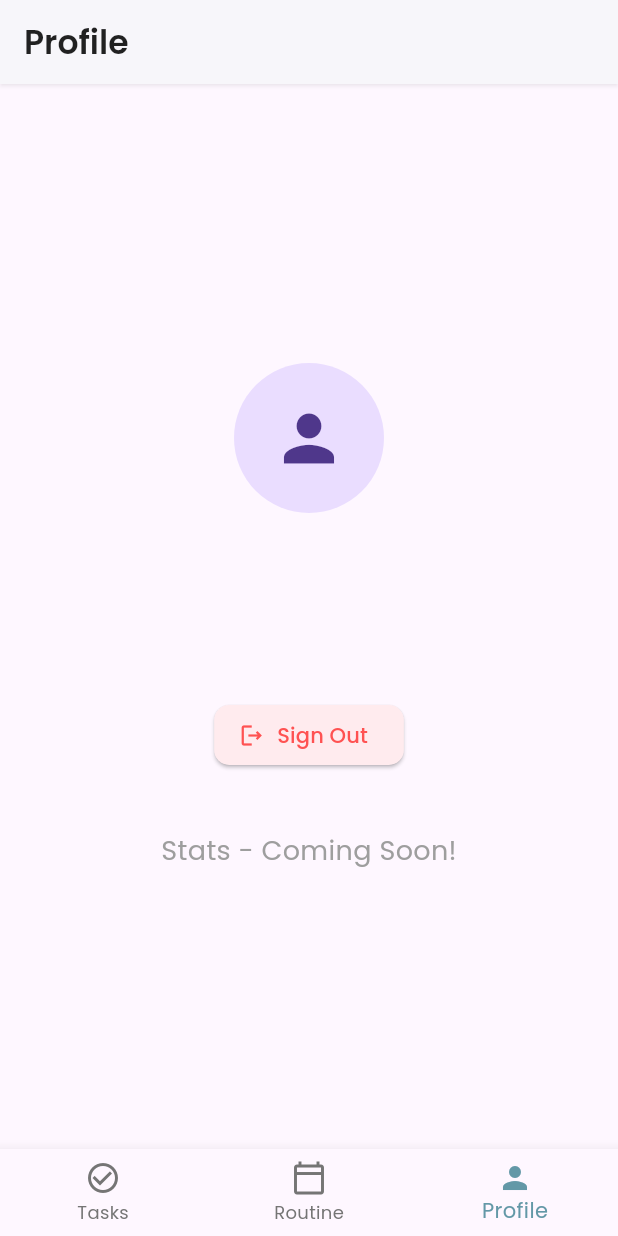
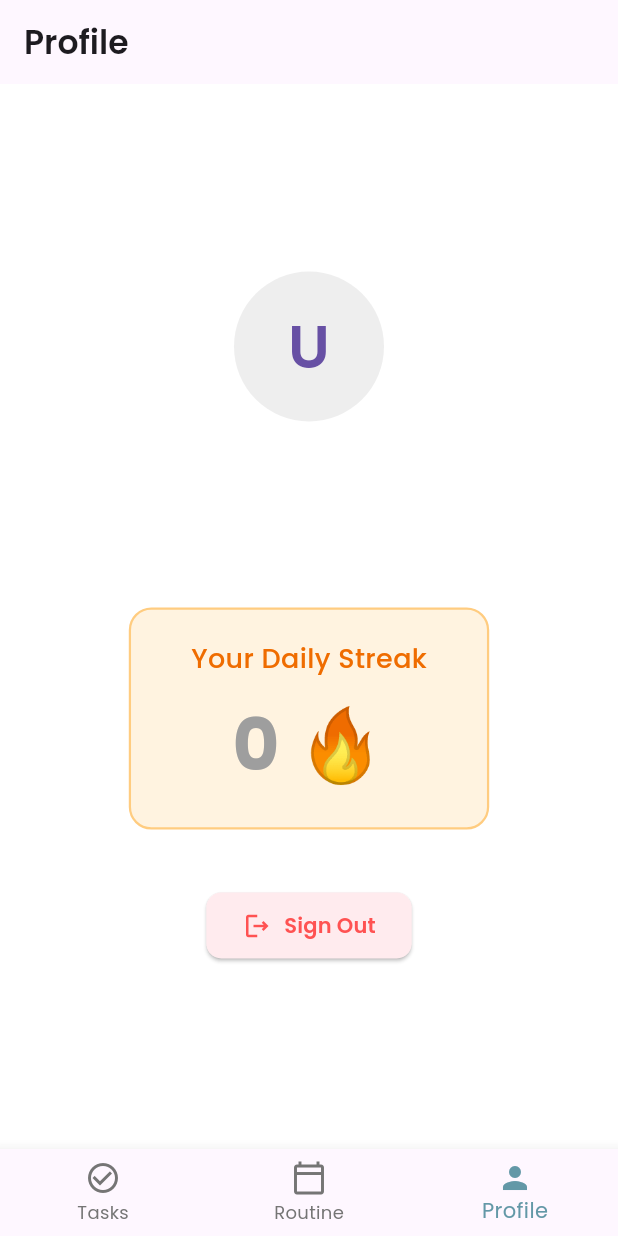
Before and after one commit to Faizan-Khan0007/focsy-app, a Flutter app: the screen it shows once a user with an empty profile is signed in, item 3 of the bottom bar chosen, after a tap on "Sign Out", on a phone screen of 412 x 824 dp. Run offline on Flutter 3.47's test engine with Material 3 defaults, Android fonts, the light colour scheme and no system bars; our stand-ins replace another_flushbar, audioplayers, cloud_firestore, firebase_auth, firebase_core, flutter_slidable and 3 more; accounts and stored records are empty.

Commit message:
Daily quote and Daily Streak feat

```diff
--- a/lib/features/auth/services/auth_service.dart
+++ b/lib/features/auth/services/auth_service.dart
@@ -1,5 +1,6 @@
 // ignore_for_file: use_build_context_synchronously
 
+import 'package:cloud_firestore/cloud_firestore.dart';
 import 'package:firebase_auth/firebase_auth.dart';
 import 'package:flutter/material.dart';
 import 'package:google_sign_in/google_sign_in.dart';
@@ -9,6 +10,7 @@
 class AuthService {
   final FirebaseAuth _auth = FirebaseAuth.instance;
   final GoogleSignIn _googleSignIn = GoogleSignIn();
+  final FirebaseFirestore _firestore = FirebaseFirestore.instance;
   Future<void> signUpUserAndSendOTP({
     required BuildContext context,
     required String email,
@@ -19,6 +21,15 @@
     try {
       UserCredential userCredential = await _auth.createUserWithEmailAndPassword(email: email, password: password);
       await userCredential.user?.updateDisplayName(name);
+      //creating a users document in firestore
+      await _firestore.collection('users').doc(userCredential.user!.uid).set({
+           'uid':userCredential.user!.uid,
+           'name':name,
+           'email':email,
+           'phoneNumber':phoneNumber,
+           'currentStreak':1,
+           'lastLoginDate':Timestamp.now()
+      });
       showTopFlushbar(context, "Sign up successful!");
     }on FirebaseAuthException catch (e) {
       showTopFlushbar(context, e.message??"An error occured during sign up.");
@@ -72,7 +83,17 @@
         idToken: googleAuth.idToken,
       );
 
-      await _auth.signInWithCredential(credential);
+      final UserCredential userCredential=  await _auth.signInWithCredential(credential);
+      if(userCredential.additionalUserInfo?.isNewUser==true){
+        await _firestore.collection('users').doc(userCredential.user!.uid).set({
+          'uid':userCredential.user!.uid,
+          'name':userCredential.user?.displayName ?? 'Google User',
+          'email':userCredential.user?.email??'',
+          'phoneNumber':userCredential.user?.phoneNumber??'',
+          'currentStreak':1,
+          'lastLoginDate':Timestamp.now()
+        });
+      }
       showTopFlushbar(context, "Google Sign in successful!");
     } on FirebaseAuthException catch(e){
       showTopFlushbar(context, e.message?? "Google Sign in failed.");
--- a/lib/features/navbar/screens/navbar_screen.dart
+++ b/lib/features/navbar/screens/navbar_screen.dart
@@ -1,5 +1,6 @@
 import 'package:flutter/material.dart';
 import 'package:my_todo_app/features/profile/screens/profile_screen.dart';
+import 'package:my_todo_app/features/profile/services/profile_service.dart';
 import 'package:my_todo_app/features/routine/screens/routine_screen.dart';
 import 'package:my_todo_app/features/tasks/screens/tasks_screen.dart';
 import 'package:my_todo_app/providers/nav_bar_provider.dart';
@@ -14,7 +15,18 @@ class NavBarScreen extends StatefulWidget {
 
 class _NavBarScreenState extends State<NavBarScreen> {
 
-
+  final ProfileService _profileService = ProfileService();
+  @override
+  void initState() {
+    super.initState();
+    WidgetsBinding.instance.addPostFrameCallback((timeStamp) {
+      _checkStreakSilently();
+    },);
+  }
+   void _checkStreakSilently() async {
+    await _profileService.checkAndUpdateStreak();
+    print("Streak check complete.");
+  }
   static const List<Widget> _widgetOptions = <Widget>[
     TasksScreen(),
     RoutineScreen(),
--- /dev/null
+++ b/lib/features/navbar/widgets/daile_quote_dialog.dart
@@ -0,0 +1,81 @@
+import 'dart:math';
+import 'package:flutter/material.dart';
+import 'package:google_fonts/google_fonts.dart';
+
+class DailyQuoteDialog extends StatelessWidget {
+  const DailyQuoteDialog({super.key});
+
+  // A hardcoded list of quotes for V1
+  static const List<Map<String, String>> _quotes = [
+    {
+      'quote': 'The secret to getting ahead is getting started.',
+      'author': 'Mark Twain',
+    },
+    {
+      'quote': 'You don\'t have to be great to start, but you have to start to be great.',
+      'author': 'Zig Ziglar',
+    },
+    {
+      'quote': 'Focus on being productive instead of busy.',
+      'author': 'Tim Ferriss',
+    },
+    {
+      'quote': 'A year from now you may wish you had started today.',
+      'author': 'Karen Lamb',
+    },
+    {
+      'quote': 'Discipline is the bridge between goals and accomplishment.',
+      'author': 'Jim Rohn',
+    }
+  ];
+
+  @override
+  Widget build(BuildContext context) {
+    // Pick a random quote
+    final randomQuote = _quotes[Random().nextInt(_quotes.length)];
+
+    return AlertDialog(
+      shape: RoundedRectangleBorder(borderRadius: BorderRadius.circular(20)),
+      title: Text(
+        "Start Your Day!",
+        style: GoogleFonts.poppins(fontWeight: FontWeight.bold),
+      ),
+      content: Column(
+        mainAxisSize: MainAxisSize.min,
+        children: [
+          Text(
+            '"${randomQuote['quote']}"',
+            textAlign: TextAlign.center,
+            style: GoogleFonts.poppins(
+              fontSize: 18,
+              fontStyle: FontStyle.italic,
+            ),
+          ),
+          const SizedBox(height: 10),
+          Text(
+            "- ${randomQuote['author']}",
+            style: GoogleFonts.poppins(
+              fontSize: 14,
+              fontWeight: FontWeight.w500,
+            ),
+          ),
+        ],
+      ),
+      actions: [
+        TextButton(
+          onPressed: () {
+            Navigator.of(context).pop(); // Close the dialog
+          },
+          child: Text(
+            "Let's Go!",
+            style: GoogleFonts.poppins(
+              fontWeight: FontWeight.bold,
+              fontSize: 16,
+              color: Theme.of(context).primaryColor,
+            ),
+          ),
+        ),
+      ],
+    );
+  }
+}
--- a/lib/features/profile/screens/profile_screen.dart
+++ b/lib/features/profile/screens/profile_screen.dart
@@ -1,9 +1,9 @@
-// ignore_for_file: deprecated_member_use
-
+import 'package:cloud_firestore/cloud_firestore.dart';
 import 'package:firebase_auth/firebase_auth.dart';
 import 'package:flutter/material.dart';
 import 'package:google_fonts/google_fonts.dart';
-import 'package:my_todo_app/features/auth/services/auth_service.dart'; // Import AuthService
+import 'package:my_todo_app/features/auth/services/auth_service.dart';
+import 'package:my_todo_app/features/profile/services/profile_service.dart';
 
 class ProfileScreen extends StatelessWidget {
   const ProfileScreen({super.key});
@@ -11,63 +11,135 @@ class ProfileScreen extends StatelessWidget {
   @override
   Widget build(BuildContext context) {
     final User? currentUser = FirebaseAuth.instance.currentUser;
-    final AuthService authService = AuthService(); // Instantiate AuthService
-
+    final AuthService authService = AuthService();
+    final ProfileService profileService = ProfileService();
     return Scaffold(
+      backgroundColor: Colors.white, // Set background
       appBar: AppBar(
         title: Text(
           "Profile",
           style: GoogleFonts.poppins(fontWeight: FontWeight.w600),
         ),
-        backgroundColor: Colors.white,
-        foregroundColor: Colors.black87,
-        elevation: 1,
-        shadowColor: Colors.grey.withOpacity(0.2),
+        // Remove the back arrow
+        automaticallyImplyLeading: false,
       ),
       body: Center(
+        child: Padding(
+          padding: const EdgeInsets.symmetric(horizontal: 24.0),
           child: Column(
             mainAxisAlignment: MainAxisAlignment.center,
+            crossAxisAlignment: CrossAxisAlignment.center,
             children: [
               CircleAvatar(
                 radius: 50,
-              // Add user profile picture if available (e.g., from Google Sign In)
                 backgroundImage: currentUser?.photoURL != null
                     ? NetworkImage(currentUser!.photoURL!)
-                  : null, // Placeholder or default image
+                    : null,
+                backgroundColor: Colors.grey[200],
                 child: currentUser?.photoURL == null
-                  ? const Icon(Icons.person, size: 50)
+                    ? Text(
+                        currentUser?.displayName?.isNotEmpty == true
+                            ? currentUser!.displayName![0].toUpperCase()
+                            : "U",
+                        style: GoogleFonts.poppins(
+                            fontSize: 40,
+                            fontWeight: FontWeight.w600,
+                            color: Theme.of(context).primaryColor),
+                      )
                     : null,
               ),
               const SizedBox(height: 20),
+              //name
               Text(
                 currentUser?.displayName ?? 'User Name',
-              style: GoogleFonts.poppins(fontSize: 22, fontWeight: FontWeight.w600),
+                style: GoogleFonts.poppins(
+                    fontSize: 22, fontWeight: FontWeight.w600),
+                textAlign: TextAlign.center,
               ),
               const SizedBox(height: 10),
+              //email
               Text(
                 currentUser?.email ?? 'user@example.com',
-              style: GoogleFonts.poppins(fontSize: 16, color: Colors.grey[600]),
+                style:
+                    GoogleFonts.poppins(fontSize: 16, color: Colors.grey[600]),
+                textAlign: TextAlign.center,
               ),
               const SizedBox(height: 40),
+
+              Container(
+                padding:
+                    const EdgeInsets.symmetric(vertical: 20, horizontal: 40),
+                decoration: BoxDecoration(
+                    color: Colors.orange[50],
+                    borderRadius: BorderRadius.circular(15),
+                    border:
+                        Border.all(color: Colors.orange.shade200, width: 1.5)),
+                child: Column(
+                  children: [
+                    Text(
+                      'Your Daily Streak',
+                      style: GoogleFonts.poppins(
+                          fontSize: 18,
+                          color: Colors.orange[800],
+                          fontWeight: FontWeight.w500),
+                    ),
+                     const SizedBox(height: 10),
+                     StreamBuilder<DocumentSnapshot>(
+                      stream: profileService.getUserDataStream(),
+                      builder: (context, snapshot) {
+                        if (snapshot.connectionState == ConnectionState.waiting &&
+                            !snapshot.hasData) {
+                          return const CircularProgressIndicator();
+                        }
+                        //if no data show 0
+                        if (!snapshot.hasData || !snapshot.data!.exists) {
+                          return Text(
+                            "0 🔥",
+                            style: GoogleFonts.poppins(
+                              fontSize: 48,
+                              fontWeight: FontWeight.bold,
+                              color: Colors.grey,
+                            ),
+                          );
+                        }
+                        final data =
+                            snapshot.data!.data() as Map<String, dynamic>;
+                        final int streak = data['currentStreak'] ?? 0;
+                         return Text(
+                          "$streak 🔥",
+                          style: GoogleFonts.poppins(
+                            fontSize: 48,
+                            fontWeight: FontWeight.bold,
+                            color: streak > 0 ? Colors.orange[700] : Colors.grey,
+                          ),
+                        );
+                      },),
+                  ],
+                ),
+              ),
+              const SizedBox(height: 40),
+
+              // --- Sign Out Button ---
               ElevatedButton.icon(
-              icon: const Icon(Icons.logout_outlined),
-              label: const Text('Sign Out'),
+                icon: const Icon(Icons.logout_outlined, size: 20),
+                label: Text(
+                  'Sign Out',
+                  style: GoogleFonts.poppins(fontWeight: FontWeight.w600),
+                ),
                 onPressed: () async {
                   await authService.signOut(context);
                   // StreamBuilder in main.dart handles navigation
                 },
                 style: ElevatedButton.styleFrom(
                     foregroundColor: Colors.redAccent,
-                  backgroundColor: Colors.red[50], // Light red background
+                    backgroundColor: Colors.red[50],
                     shape: RoundedRectangleBorder(
-                      borderRadius: BorderRadius.circular(10))),
-            ),
-            const SizedBox(height: 40),
-             Text(
-              'Stats - Coming Soon!',
-              style: GoogleFonts.poppins(fontSize: 18, color: Colors.grey),
+                        borderRadius: BorderRadius.circular(10)),
+                    padding: const EdgeInsets.symmetric(
+                        horizontal: 24, vertical: 12)),
               ),
             ],
+          ),
         ),
       ),
     );
--- /dev/null
+++ b/lib/features/profile/services/profile_service.dart
@@ -0,0 +1,104 @@
+// ignore_for_file: avoid_print, use_build_context_synchronously
+
+import 'package:cloud_firestore/cloud_firestore.dart';
+import 'package:firebase_auth/firebase_auth.dart';
+import 'package:flutter/material.dart';
+
+class ProfileService {
+  final FirebaseFirestore _firestore = FirebaseFirestore.instance;
+  final FirebaseAuth _auth = FirebaseAuth.instance;
+
+  String? get currentUserId => _auth.currentUser?.uid;
+
+  // --- Helper Function ---
+  // Gets a reference to the current user's document
+  DocumentReference _getUserDocRef() {
+    final userId = currentUserId;
+    if (userId == null) throw Exception("User is not logged in");
+    return _firestore.collection('users').doc(userId);
+  }
+
+  // --- 1. Get User Data (for Profile Screen UI) ---
+  // Gets a real-time stream of the user's document
+  // The ProfileScreen will use this to show the streak
+  Stream<DocumentSnapshot> getUserDataStream() {
+    try {
+      return _getUserDocRef().snapshots();
+    } catch (e) {
+      print("Error getting user stream: $e");
+      return const Stream.empty();
+    }
+  }
+
+  // --- 2. The Core Streak Logic (to be called by NavBarScreen) ---
+  // This function checks if the streak needs to be updated
+  // It returns 'true' if the daily quote should be shown
+  Future<bool> checkAndUpdateStreak() async {
+    try {
+      final userDoc = await _getUserDocRef().get();
+
+      if (!userDoc.exists) {
+        print("ProfileService: User document not found.");
+        return false; // Don't show quote if doc doesn't exist
+      }
+
+      final data = userDoc.data() as Map<String, dynamic>;
+      // Read the streak, default to 0 if it's null
+      final int currentStreak = data['currentStreak'] ?? 0;
+      final Timestamp? lastLoginTimestamp = data['lastLoginDate'];
+
+      final DateTime today = DateTime.now();
+
+      // --- FIX: Handle First-Time Login (Day 1) AND Old Users ---
+      if (lastLoginTimestamp == null) {
+        print("ProfileService: First-time login or old user. Setting streak to 1.");
+        // Set the login date to today AND set streak to 1
+        await _getUserDocRef().update({
+          'lastLoginDate': Timestamp.now(),
+          'currentStreak': 1 // <-- THIS IS THE FIX
+        });
+        return true; // Show the quote!
+      }
+      // --- END FIX ---
+
+      final DateTime lastLoginDate = lastLoginTimestamp.toDate();
+
+      // Check if the last login was on the same day
+      if (_isSameDay(lastLoginDate, today)) {
+        print("ProfileService: User already logged in today. Streak: $currentStreak");
+        return false; // Don't show quote, already logged in today
+      }
+
+      // Check if the last login was yesterday (Streak continues)
+      final DateTime yesterday = today.subtract(const Duration(days: 1));
+      if (_isSameDay(lastLoginDate, yesterday)) {
+        print("ProfileService: Streak continues! Updating streak to ${currentStreak + 1}");
+        // Increment streak
+        await _getUserDocRef().update({
+          'currentStreak': currentStreak + 1,
+          'lastLoginDate': Timestamp.now(), // Update last login to today
+        });
+        return true; // Show the quote!
+      }
+
+      // If last login was not today or yesterday, the streak is broken
+      print("ProfileService: Streak broken. Resetting streak to 1.");
+      await _getUserDocRef().update({
+        'currentStreak': 1, // Reset streak to 1
+        'lastLoginDate': Timestamp.now(), // Update last login to today
+      });
+      return true; // Show the quote!
+
+    } catch (e) {
+      print("Error in checkAndUpdateStreak: $e");
+      return false; // Don't show quote if there's an error
+    }
+  }
+
+  // --- Helper to compare dates (ignoring time) ---
+  bool _isSameDay(DateTime dateA, DateTime dateB) {
+    return dateA.year == dateB.year &&
+           dateA.month == dateB.month &&
+           dateA.day == dateB.day;
+  }
+}
--- a/lib/features/tasks/screens/tasks_screen.dart
+++ b/lib/features/tasks/screens/tasks_screen.dart
@@ -1,8 +1,11 @@
+// ignore_for_file: deprecated_member_use
+
 import 'package:cloud_firestore/cloud_firestore.dart';
 import 'package:firebase_auth/firebase_auth.dart';
 import 'package:flutter/material.dart';
 import 'package:google_fonts/google_fonts.dart';
 import 'package:my_todo_app/features/auth/services/auth_service.dart';
+import 'package:my_todo_app/features/navbar/widgets/daile_quote_dialog.dart';
 import 'package:my_todo_app/features/tasks/services/task_service.dart';
 import 'package:my_todo_app/features/tasks/widgets/todo_tile.dart';
 import 'package:my_todo_app/widget/dialog_box.dart';
@@ -54,7 +57,12 @@ class _TasksScreenState extends State<TasksScreen> {
       },
     );
   }
-
+  void _showQuote() {
+    showDialog(
+      context: context,
+      builder: (context) => const DailyQuoteDialog(),
+    );
+  }
   @override
   Widget build(BuildContext context) {
     //final screenHeight=MediaQuery.of(context).size.height;
@@ -110,8 +118,11 @@ class _TasksScreenState extends State<TasksScreen> {
               Padding(
                 padding: const EdgeInsets.only(
                     top: 80.0, left: 24.0, bottom: 20.0,), // More top padding
-                child: Center(
-                  child: Text(
+                child: Row(
+                  mainAxisAlignment: MainAxisAlignment.center,
+                  crossAxisAlignment: CrossAxisAlignment.center,
+                  children: [
+                    Text(
                       "Todo Tasks", // Header from design
                       style: GoogleFonts.poppins(
                         fontSize: 30, // Larger header font
@@ -119,6 +130,18 @@ class _TasksScreenState extends State<TasksScreen> {
                         color: Colors.black87,
                       ),
                     ),
+                    // --- YOUR NEW QUOTE BUTTON ---
+                    IconButton(
+                      onPressed: _showQuote,
+                      icon: Icon(
+                        Icons.format_quote_rounded, // The quote icon
+                        color: Theme.of(context).primaryColor.withOpacity(0.7),
+                        size: 28,
+                      ),
+                      tooltip: "Quote of the Day",
+                    ),
+                    // --- END NEW BUTTON ---
+                  ],
                 ),
               ),
               //task list from the stream
```
Lines whose indentation alone changed are shown as unchanged.
